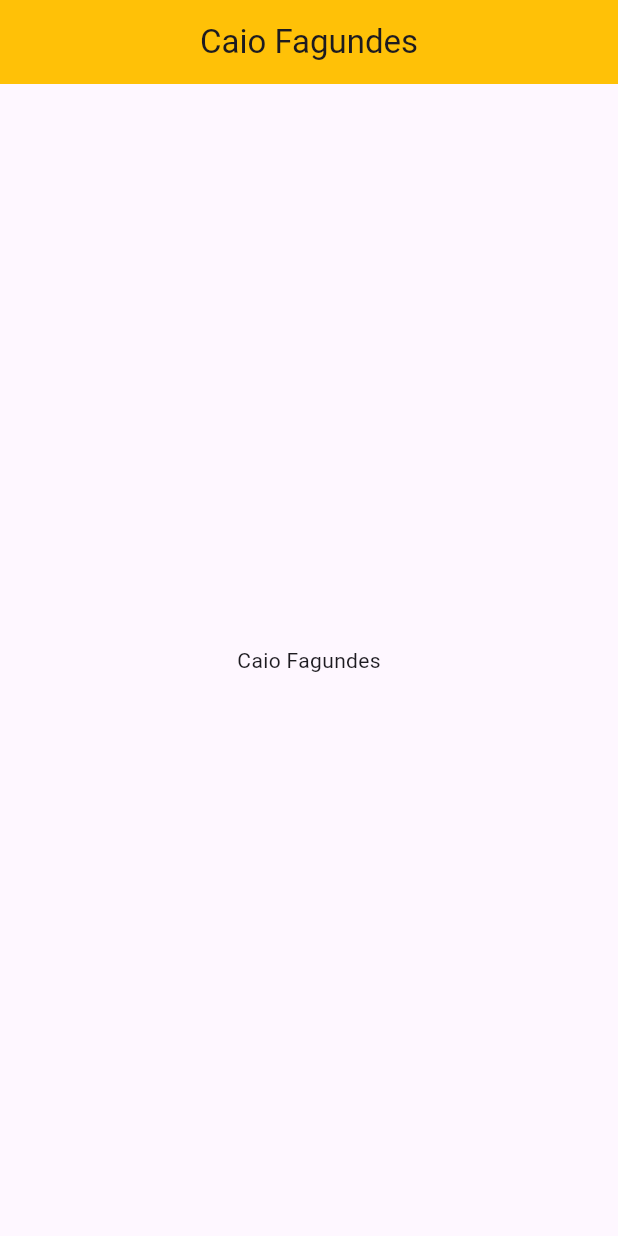
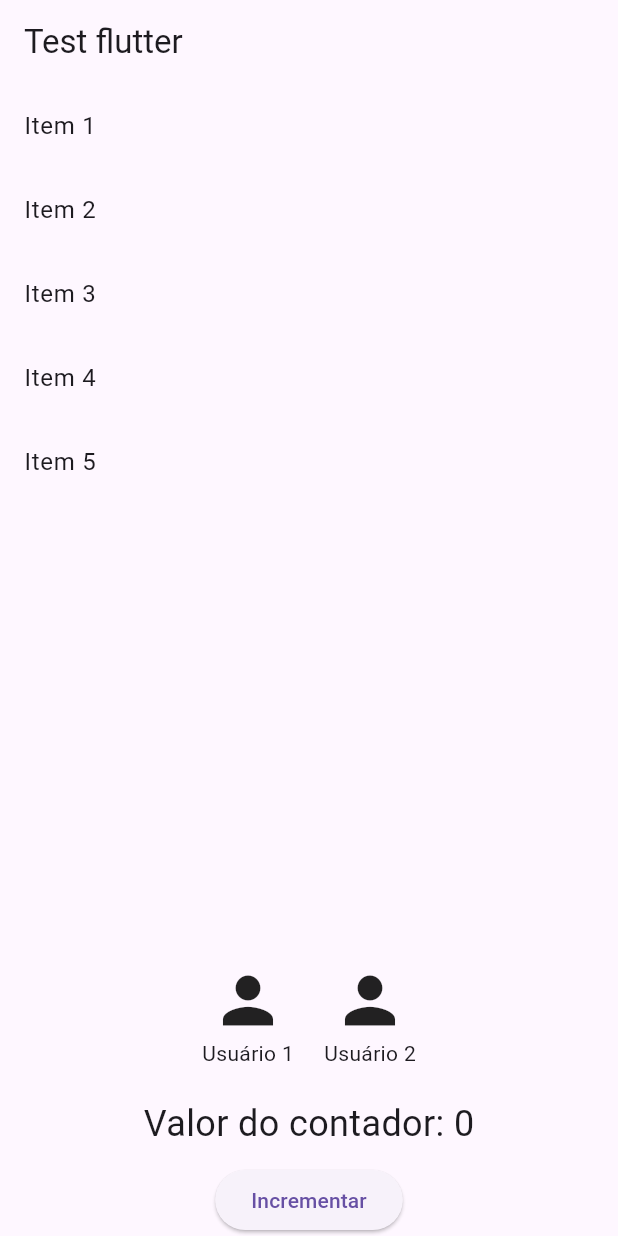
Before and after one commit to Caio373/app_piloto, a Flutter app: the screen it shows after launch, on a phone screen of 412 x 824 dp. Run offline on Flutter 3.47's test engine with Material 3 defaults, Android fonts, the phone set to English and light mode, and no system bars.

Commit message:
Second commit

```diff
--- a/lib/main.dart
+++ b/lib/main.dart
@@ -1,59 +1,88 @@
+// 1 - CRIAR UMA VARIAVEL DO TIPO LIST
+// COM 5 ITENS DE PREFERENCIA String
+// USAR O LISTVIEW.BUILDER PARA MOSTRAR
+// OS VALORES DO ARRAY NA TELA
+
+// 2 - COLOCAR DOIS ICONES UM DO LADO DO OUTRO
+// Exemplo de Icone: Icon(Icons.person)
+// e embaixo um texto qualquer
+
+// 3 - Quero uma variavel do tipo int
+// quero que voces mostrem o valor dessa variavel na TELA
+// e tenha um botao embaixo
+// quero que criem um metodo que toda vezes que eu clicar no botao
+// a variavel tenha uma incremento de 1
+
 import 'package:flutter/material.dart';
 
 void main() {
-  runApp(const MyApp());
+  runApp(MeuApp());
 }
 
-class MyApp extends StatelessWidget {
-  const MyApp({super.key});
-
-
+class MeuApp extends StatefulWidget {
   @override
-  Widget build(BuildContext context) {
-    return MaterialApp(
-      title: 'Flutter Demo',
-      theme: ThemeData(
-
-        colorScheme: ColorScheme.fromSeed(seedColor: Colors.deepPurple),
-      ),
-      home: const MyHomePage(title: 'Flutter Demo Home Page'),
-    );
-  }
+  _MyAppState createState() => _MyAppState();
 }
 
-class MyHomePage extends StatefulWidget {
-  const MyHomePage({super.key, required this.title});
+class _MyAppState extends State<MeuApp> {
+  final List<String> items = ['Item 1', 'Item 2', 'Item 3', 'Item 4', 'Item 5'];
+  int counter = 0;
 
-
-  final String title;
-
-  @override
-  State<MyHomePage> createState() => _MyHomePageState();
-}
-
-class _MyHomePageState extends State<MyHomePage> {
-  int _counter = 0;
-
-  void _incrementCounter() {
+  void incrementCounter() {
     setState(() {
-
-      _counter++;
+      counter++;
     });
   }
 
   @override
   Widget build(BuildContext context) {
-    return Scaffold(
-      appBar: AppBar(
-        title: Text("Caio Fagundes"),
-        backgroundColor: Colors.amber,
-        centerTitle: true,
+    return MaterialApp(
+      home: Scaffold(
+        appBar: AppBar(title: Text('Test flutter')),
+        body: Column(
+          children: [
+            Expanded(
+              child: ListView.builder(
+                itemCount: items.length,
+                itemBuilder: (context, index) {
+                  return ListTile(
+                    title: Text(items[index]),
+                  );
+                },
+              ),
+            ),
+            SizedBox(height: 20),
+            Row(
+              mainAxisAlignment: MainAxisAlignment.center,
+              children: [
+                Column(
+                  children: [
+                    Icon(Icons.person, size: 50),
+                    Text("Usuário 1"),
+                  ],
+                ),
+                SizedBox(width: 20),
+                Column(
+                  children: [
+                    Icon(Icons.person, size: 50),
+                    Text("Usuário 2"),
+                  ],
+                ),
+              ],
+            ),
+            SizedBox(height: 20),
+            Text(
+              'Valor do contador: $counter',
+              style: TextStyle(fontSize: 24),
+            ),
+            SizedBox(height: 10),
+            ElevatedButton(
+              onPressed: incrementCounter,
+              child: Text('Incrementar'),
+            ),
+          ],
+        ),
       ),
-    body: Center(child: Text("Caio Fagundes",)),
-
-
-
     );
-
   }
 }
```
Also changed, not shown: lib/teste.dart (added, +62 -0 lines), 1 other file.
